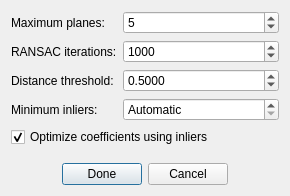
This is src/ui/pointcloud_editor/PlaneFitDialog.ui in JoseLuis-AL/SMCP as Qt 5 draws it before an edit. The edited form follows.
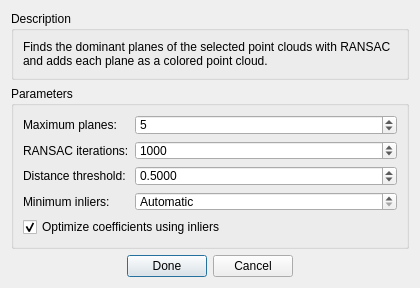
This is the edited form.

The edit to the form file:
```diff
--- a/src/ui/pointcloud_editor/PlaneFitDialog.ui
+++ b/src/ui/pointcloud_editor/PlaneFitDialog.ui
@@ -2,6 +2,12 @@
 <ui version="4.0">
  <class>PlaneFitDialog</class>
  <widget class="QDialog" name="PlaneFitDialog">
+  <property name="minimumSize">
+   <size>
+    <width>420</width>
+    <height>0</height>
+   </size>
+  </property>
   <property name="geometry">
    <rect>
     <x>0</x>
@@ -18,6 +24,31 @@
   </property>
   <layout class="QVBoxLayout" name="verticalLayout">
    <item>
+    <widget class="QGroupBox" name="description_group">
+     <property name="title">
+      <string>Description</string>
+     </property>
+     <layout class="QVBoxLayout" name="description_layout">
+      <item>
+       <widget class="QLabel" name="description_label">
+        <property name="text">
+         <string>Finds the dominant planes of the selected point clouds with RANSAC and adds each plane as a colored point cloud.</string>
+        </property>
+        <property name="wordWrap">
+         <bool>true</bool>
+        </property>
+       </widget>
+      </item>
+     </layout>
+    </widget>
+   </item>
+   <item>
+    <widget class="QGroupBox" name="section_group">
+     <property name="title">
+      <string>Parameters</string>
+     </property>
+     <layout class="QVBoxLayout" name="section_layout">
+      <item>
     <layout class="QFormLayout" name="parameters_layout">
      <property name="fieldGrowthPolicy">
       <enum>QFormLayout::AllNonFixedFieldsGrow</enum>
@@ -120,6 +151,9 @@
      </item>
     </layout>
    </item>
+     </layout>
+    </widget>
+   </item>
    <item>
     <spacer name="vertical_spacer">
      <property name="orientation">
@@ -128,7 +162,7 @@
      <property name="sizeHint" stdset="0">
       <size>
        <width>20</width>
-       <height>20</height>
+       <height>0</height>
       </size>
      </property>
     </spacer>
```
Left out of the diff: 6 changed lines with no effect on the pictures. Lines whose indentation alone changed are shown as unchanged.
